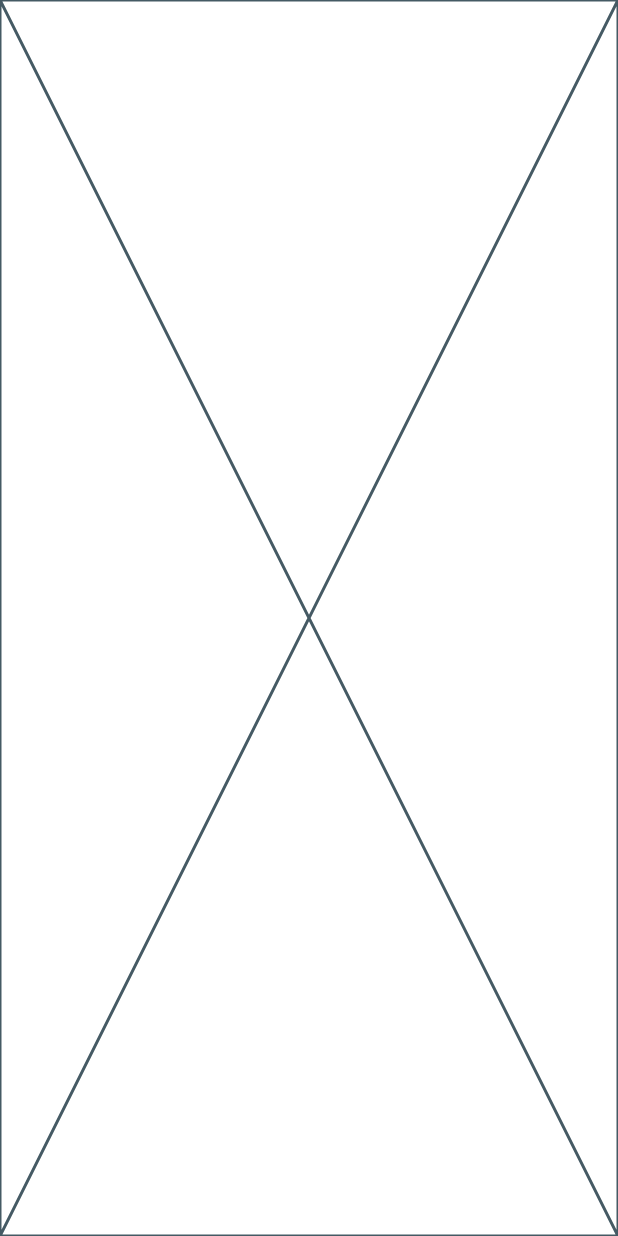
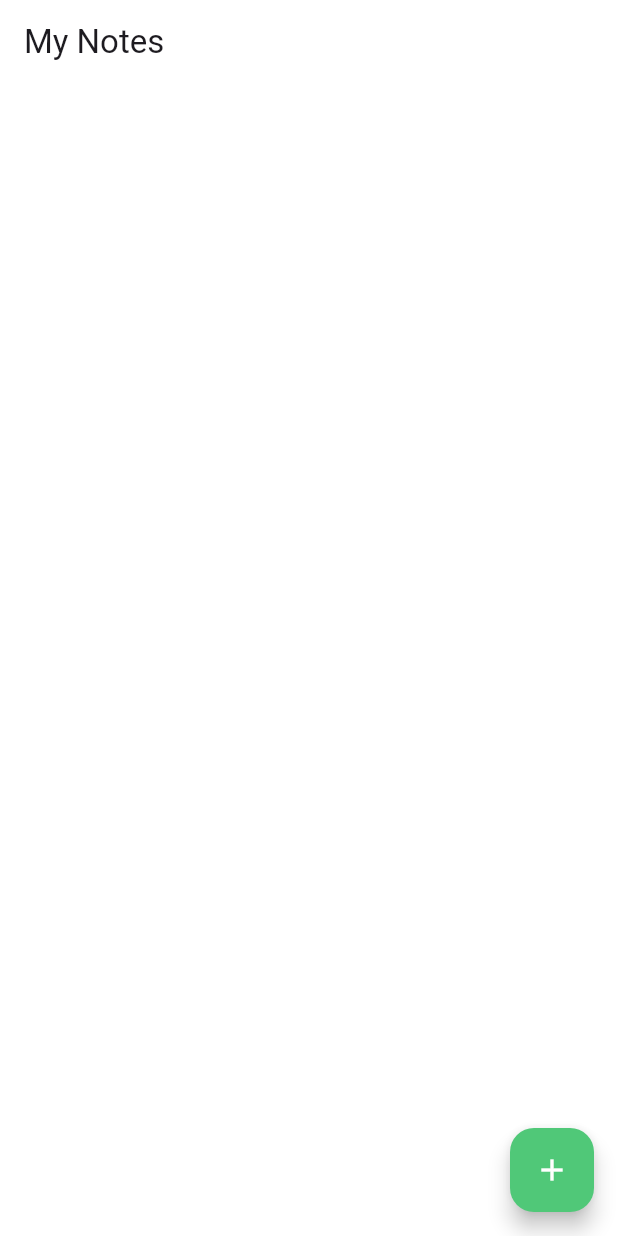
Before and after one commit to YahaniNethmini/NoteTakingApp, a Flutter app: the screen it shows after launch, on a phone screen of 412 x 824 dp. Run offline on Flutter 3.47's test engine with Material 3 defaults, Android fonts, the phone set to English and light mode, and no system bars; our stand-ins replace sqflite; accounts and stored records are empty.

Commit message:
update home screen

```diff
--- a/lib/screens/home_screen.dart
+++ b/lib/screens/home_screen.dart
@@ -1,4 +1,7 @@
 import 'package:flutter/material.dart';
+import 'package:noteapp/services/database_helper.dart';
+
+import '../model/notes_model.dart';
 
 class HomeScreen extends StatefulWidget {
   const HomeScreen({super.key});
@@ -8,8 +11,144 @@ class HomeScreen extends StatefulWidget {
 }
 
 class _HomeScreenState extends State<HomeScreen> {
+  final DatabaseHelper _databaseHelper = DatabaseHelper();
+  List<Note> _notes = [];
+  final List<Color> _noteColors = [
+    Colors.red,
+    Colors.green,
+    Colors.blue,
+    Colors.yellow,
+    Colors.purple,
+    Colors.orange,
+    Colors.pink,
+    Colors.teal,
+    Colors.indigo,
+    Colors.cyan,
+  ];
+
+  @override
+  void initState() {
+    //TODO: implement initState
+    super.initState();
+    _loadNotes();
+  }
+
+  Future<void> _loadNotes() async {
+    final notes = await _databaseHelper.getNotes();
+    setState(() {
+      _notes = notes;
+    });
+  }
+
+  String _formatDateTime(String dateTime) {
+    final DateTime dt = DateTime.parse(dateTime);
+    final now = DateTime.now();
+
+    if (dt.year == now.year && dt.month == now.month && dt.day == now.day) {
+      return "Today, ${dt.hour.toString().padLeft(2, '0')}:${dt.minute
+          .toString().padLeft(2, '0')}";
+    }
+    return "${dt.day}/${dt.month}/${dt.year}, ${dt.hour.toString().padLeft(2, '0')}:${dt.minute.toString()
+        .padLeft(2, '0')}";
+  }
   @override
   Widget build(BuildContext context) {
-    return const Placeholder();
+    return Scaffold(
+      backgroundColor: Colors.white,
+      appBar: AppBar(
+        elevation: 0,
+        backgroundColor: Colors.white,
+        title: Text(
+            "My Notes",
+        ),
+      ),
+      body: GridView.builder(
+        padding: EdgeInsets.all(16),
+          gridDelegate: SliverGridDelegateWithFixedCrossAxisCount(
+              crossAxisCount: 2,
+              crossAxisSpacing: 16,
+              mainAxisSpacing: 16,
+          ),
+          itemCount: _notes.length,
+          itemBuilder: (context, index){
+            final note = _notes[index];
+            final color = Color(int.parse(note.color));
+
+            return GestureDetector(
+              onTap: () async {
+                // await Navigator.push(
+                //     context,
+                //     MaterialPageRoute(
+                //         builder: (context) => ViewNoteScreen(note: note)
+                //     )
+                // );
+                _loadNotes();
+              },
+              child: Container(
+                decoration: BoxDecoration(
+                  color: color,
+                  borderRadius: BorderRadius.circular(16),
+                  boxShadow: [
+                    BoxShadow(
+                      color: Colors.black.withOpacity(0.1),
+                      blurRadius: 4,
+                      offset: Offset(0, 2),
+                    ),
+                  ],
+                ),
+                padding: EdgeInsets.all(16),
+                child: Column(
+                  crossAxisAlignment: CrossAxisAlignment.start,
+                  children: [
+                    Text(
+                      note.title,
+                      style: TextStyle(
+                        color: Colors.white,
+                        fontSize: 20,
+                        fontWeight: FontWeight.bold,
+                      ),
+                      maxLines: 1,
+                      overflow: TextOverflow.ellipsis,
+                    ),
+                    SizedBox(height: 8),
+                    Text(
+                      note.content,
+                      style: TextStyle(
+                        color: Colors.white70,
+                        fontSize: 16,
+                      ),
+                      maxLines: 4,
+                      overflow: TextOverflow.ellipsis,
+                    ),
+                    Spacer(),
+                    Text(
+                        _formatDateTime(note.dateTime),
+                      style: TextStyle(
+                        color: Colors.white,
+                        fontWeight: FontWeight.bold,
+                        fontSize: 12,
+                      ),
+                    )
+                  ],
+                ),
+              ),
+            );
+          }
+      ),
+      floatingActionButton: FloatingActionButton(
+          onPressed: () async {
+            await Navigator.push(
+                context,
+                MaterialPageRoute(
+                    builder: (context) => AddEditNoteScreen(),
+                )
+            );
+            _loadNotes();
+          },
+        child: Icon(Icons.add),
+        backgroundColor: Color(0XFF50C878),
+        foregroundColor: Colors.white,
+      ),
+    );
   }
 }
```
